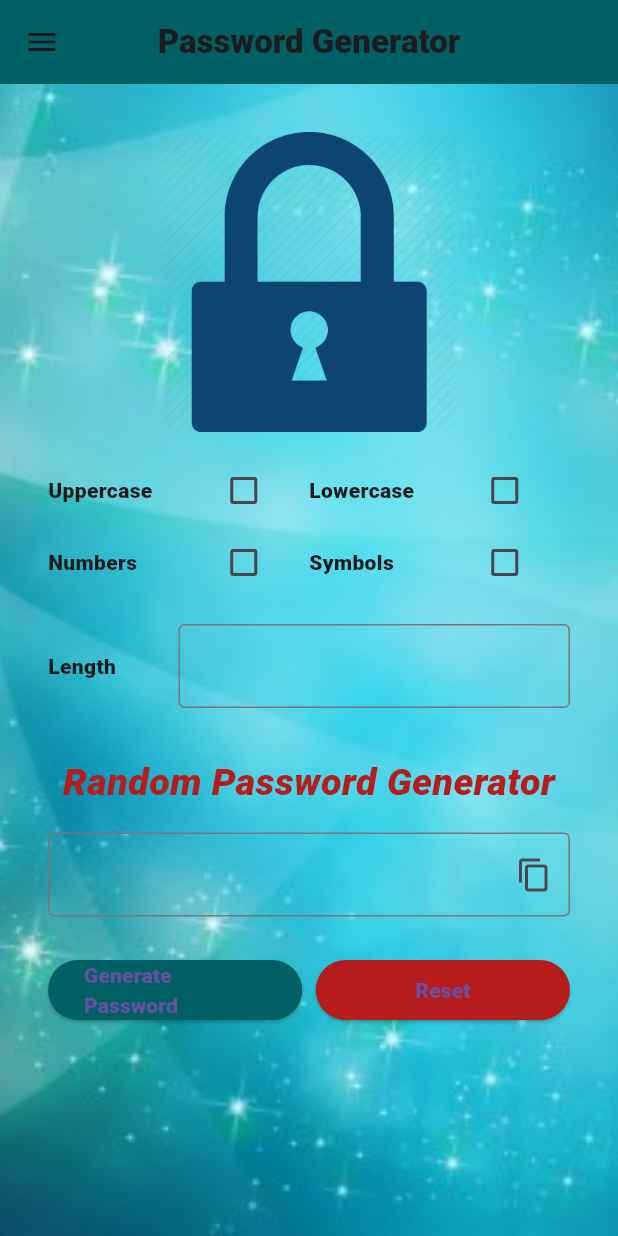
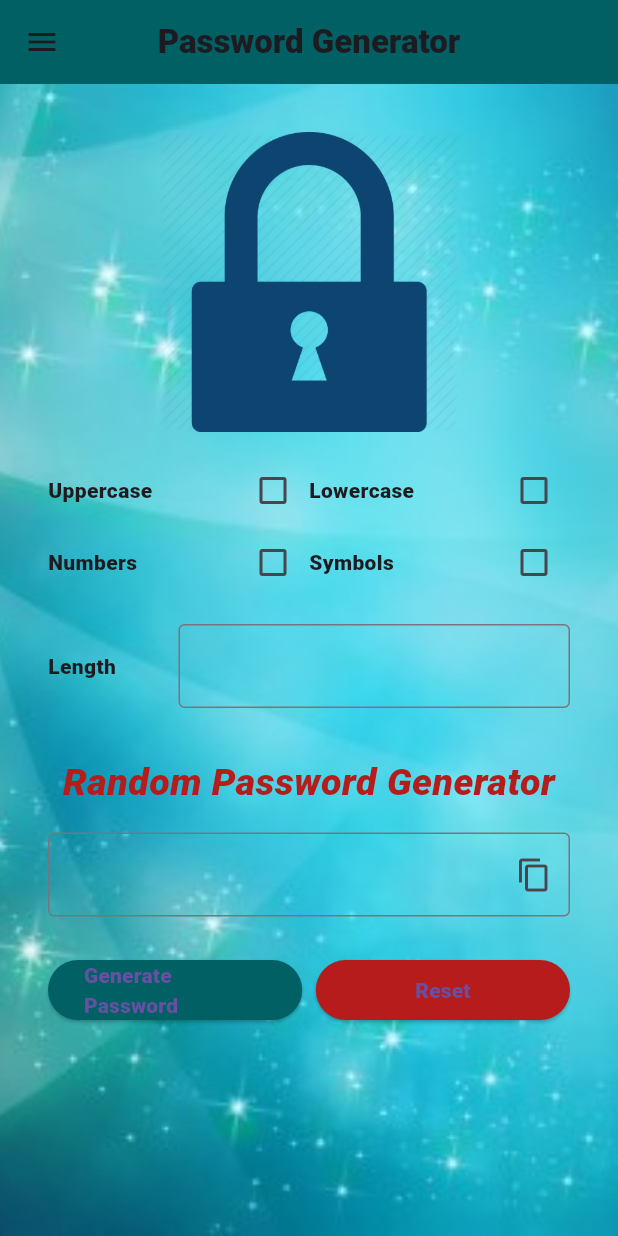
Before and after one commit to janhavinaik83/Password-Generator-App, a Flutter app: the screen it shows after launch, after a tap on "Generate Password", on a phone screen of 412 x 824 dp. Run offline on Flutter 3.47's test engine with Material 3 defaults, Android fonts, the phone set to English and light mode, and no system bars; our stand-ins replace fluttertoast.

Commit message:
Update main.dart

```diff
--- a/lib/main.dart
+++ b/lib/main.dart
@@ -1,10 +1,11 @@
-
 import 'dart:math';
 
 import 'package:flutter/material.dart';
 import 'package:flutter/services.dart';
 import 'package:fluttertoast/fluttertoast.dart';
 import 'package:password_generator_app/user.dart';
+
+
 
 void main() {
   runApp(MyApp());
@@ -16,34 +17,24 @@ class MyApp extends StatefulWidget {
 }
 
 class _MyAppState extends State<MyApp> {
-  int _selected = 0;
-  void changeselected(int index) {
-    setState(() {
-      _selected = index;
-    });
-  }
-
   bool isChecked = false;
   bool iChecked = false;
   bool issChecked = false;
   bool isssChecked = false;
-  TextEditingController length = TextEditingController();
-  final controller = TextEditingController();
+  TextEditingController lengthController = TextEditingController();
+  final TextEditingController passwordController = TextEditingController();
 
   @override
   void dispose() {
-    controller.dispose();
+    lengthController.dispose();
+    passwordController.dispose();
     super.dispose();
   }
 
   @override
   Widget build(BuildContext context) {
     return MaterialApp(
-
       home: Scaffold(
-
-          //backgroundColor: Color(0xFFFF57AC),
-          //Color(0xFFFF6D91),
         appBar: AppBar(
           backgroundColor: Color(0xFF006064),
           title: Text("Password Generator"),
@@ -51,98 +42,89 @@ class _MyAppState extends State<MyApp> {
         ),
         body: Container(
           decoration: BoxDecoration(
-              image: new DecorationImage(image: new AssetImage("images/img45.jpg"),
-              fit: BoxFit.cover,),
-
+            image: DecorationImage(
+              image: AssetImage("images/img45.jpg"),
+              fit: BoxFit.cover,
             ),
-
+          ),
           padding: EdgeInsets.all(32),
-            child:ListView(
+          child: ListView(
             children: [
               Column(
-
                 children: [
-                Image(image: new AssetImage('images/passy.jpg'),width:200,
-                height:200),
-                const SizedBox(
-                      height: 15,
-                    ),
+                  Image.asset('images/passy.jpg', width: 200, height: 200),
+                  const SizedBox(height: 15),
                   Row(
                     children: [
-                    Expanded(child: Text("Uppercase",
-                   // style:TextStyle(fontFamily: "Roboto",
-                   //fontWeight: FontWeight.w700 ,fontSize: 8))),
-                    )),
-                    Expanded(
-                        child: Checkbox(
-                            value: this.isChecked,
+                      Expanded(child: Text("Uppercase")),
+                      Checkbox(
+                        value: isChecked,
                         onChanged: (bool? value) {
                           setState(() {
-                                this.isChecked = value!;
+                            isChecked = value!;
                           });
-                            })),
+                        },
+                      ),
                       Expanded(child: Text("Lowercase")),
-                    Expanded(
-                        child: Checkbox(
-                            value: this.iChecked,
+                      Checkbox(
+                        value: iChecked,
                         onChanged: (bool? value) {
                           setState(() {
-                                this.iChecked = value!;
+                            iChecked = value!;
                           });
-                            })),
+                        },
+                      ),
                     ],
                   ),
                   Row(
                     children: [
                       Expanded(child: Text("Numbers")),
-                    Expanded(
-                        child: Checkbox(
-                            value: this.issChecked,
+                      Checkbox(
+                        value: issChecked,
                         onChanged: (bool? value) {
                           setState(() {
-                                this.issChecked = value!;
+                            issChecked = value!;
                           });
-                            })),
+                        },
+                      ),
                       Expanded(child: Text("Symbols")),
-                    Expanded(
-                        child: Checkbox(
-                            value: this.isssChecked,
+                      Checkbox(
+                        value: isssChecked,
                         onChanged: (bool? value) {
                           setState(() {
-                                this.isssChecked = value!;
+                            isssChecked = value!;
                           });
-                            })),
+                        },
+                      ),
                     ],
                   ),
                   Row(
                     children: [
-                    Expanded(flex: 1,
-
-                     child: Text("Length")),
-                    const SizedBox(
-                      height: 90,
-                    ),
+                      Expanded(child: Text("Length")),
+                      const SizedBox(height: 90),
                       Expanded(
                         flex: 3,
                         child: TextFormField(
                           decoration: InputDecoration(
                             border: OutlineInputBorder(),
                           ),
-                          controller: length,
-                        )),
+                          controller: lengthController,
+                        ),
+                      ),
                     ],
                   ),
-                const SizedBox(
-                  height: 15,
+                  const SizedBox(height: 15),
+                  Text(
+                    "Random Password Generator",
+                    style: TextStyle(
+                      fontSize: 25,
+                      color: Color(0xFFB71C1C),
+                      fontStyle: FontStyle.italic,
                     ),
-                Text("Random Password Generator",
-                style:TextStyle(fontSize: 25,color: Color(0xFFB71C1C),
-                fontStyle: FontStyle.italic),),
-                const SizedBox(
-                  height: 15,
                   ),
+                  const SizedBox(height: 15),
                   TextField(
-                    controller: controller,
+                    controller: passwordController,
                     readOnly: true,
                     enableInteractiveSelection: false,
                     decoration: InputDecoration(
@@ -150,136 +132,124 @@ class _MyAppState extends State<MyApp> {
                       suffixIcon: IconButton(
                         icon: Icon(Icons.copy),
                         onPressed: () {
-                              final data = ClipboardData(text: controller.text);
+                          final data = ClipboardData(text: passwordController.text);
                           Clipboard.setData(data);
 
                           Fluttertoast.showToast(
                             msg: "Copied",
                             backgroundColor: Colors.red,
-                                  textColor: Colors.white);
-                            }))),
-                const SizedBox(
-                  height: 25,
+                            textColor: Colors.white,
+                          );
+                        },
                       ),
+                    ),
+                  ),
+                  const SizedBox(height: 25),
                   Row(
                     children: [
                       Expanded(child: buildButton()),
-                    Container(width: 9.0),
+                      SizedBox(width: 9.0),
                       Expanded(
                         child: ElevatedButton(
-                      style: ElevatedButton.styleFrom(primary:
-       Color(0xFFB71C1C)),
+                          style: ElevatedButton.styleFrom(
+                            backgroundColor: Color(0xFFB71C1C),
+                          ),
                           child: Text("Reset"),
                           onPressed: () {
                             setState(() {
                               reset();
                             });
-                          }),
-                    )
-                  ],
-                )
+                          },
+                        ),
+                      ),
                     ],
                   ),
-               ]) ),
+                ],
+              ),
+            ],
+          ),
+        ),
         drawer: Drawer(
-            child: Container(decoration: BoxDecoration(
-              image: new DecorationImage(image: new AssetImage("images/drawerback.jpg"),
-              fit: BoxFit.cover,),
+          child: Container(
+            decoration: BoxDecoration(
+              image: DecorationImage(
+                image: AssetImage("images/drawerback.jpg"),
+                fit: BoxFit.cover,
+              ),
             ),
             child: Builder(
-
-              builder: (context) => Container(
-
-
-                  child: ListView(
+              builder: (context) => ListView(
                 padding: EdgeInsets.zero,
                 children: <Widget>[
-
                   DrawerHeader(
-
-                    child:Container(
-
-                      padding: EdgeInsets.only(top:20),
-                      child:Text("You deserve to get hacked if your password is your name!!",
-                      style: TextStyle(color: Color(0xFFB71C1C),
+                    child: Container(
+                      padding: EdgeInsets.only(top: 20),
+                      child: Text(
+                        "You deserve to get hacked if your password is your name!!",
+                        style: TextStyle(
+                          color: Color(0xFFB71C1C),
                           fontSize: 23,
                         ),
                       ),
-
-
-                    )  ),
+                    ),
+                  ),
                   ListTile(
                     trailing: Icon(Icons.password_rounded),
-                      title: Text("User choice password",style: TextStyle(
-                      fontSize: 15,
-                      ),),
+                    title: Text(
+                      "User choice password",
+                      style: TextStyle(fontSize: 15),
+                    ),
                     onTap: () {
-                        setState(() {
                       Navigator.push(
                         context,
-                            MaterialPageRoute(builder: (context) {
-                              return UserChoice("User Choice Password");
-                            }),
+                        MaterialPageRoute(
+                          builder: (context) => UserChoice("User Choice Password"),
+                        ),
                       );
-                        });
-                      }),
-
-
+                    },
+                  ),
                 ],
-              )),
               ),
             ),
-    )));
+          ),
+        ),
+      ),
+    );
   }
 
-  String generatePassword({
-    bool hasLetters = true,
-    bool hasnumbers = true,
-    bool hasSpecial = true,
-  }) {
+  String generatePassword() {
     String chars = '';
-    final lengths = int.parse(length.text);
+    final lengths = int.tryParse(lengthController.text) ?? 0;
     final letterlower = 'abcdefghijklmnopqrstuvwxyz';
     final letterupper = 'ABCDEFGHIJKLMNOPQRSTUVWXYZ';
     final numbers = '0123456789';
     final special = '@#\$%&*!+=-?/^[]{}<>,.()';
 
-    if (iChecked == true) {
-      chars += '$letterlower';
-    }
-    ;
-    if (isChecked == true) {
-      chars += '$letterupper';
-    }
-    ;
-    if (issChecked == true) {
-      chars += '$numbers';
-    }
-    ;
-    if (isssChecked == true) {
-      chars += ' $special';
-    }
-    ;
+    if (iChecked) chars += letterlower;
+    if (isChecked) chars += letterupper;
+    if (issChecked) chars += numbers;
+    if (isssChecked) chars += special;
+
+    if (chars.isEmpty) return '';
 
     return List.generate(lengths, (index) {
       final indexRandom = Random.secure().nextInt(chars.length);
       return chars[indexRandom];
-    }).toSet().join('');
+    }).join('');
   }
 
   void reset() {
-    length.text = '';
-    controller.text = '';
+    lengthController.text = '';
+    passwordController.text = '';
   }
 
   Widget buildButton() {
     return ElevatedButton(
-      style: ElevatedButton.styleFrom(primary:
-       Color(0xFF006064)),
+      style: ElevatedButton.styleFrom(backgroundColor: Color(0xFF006064)),
       child: Text("Generate Password"),
       onPressed: () {
         final password = generatePassword();
-        controller.text = password;
+        passwordController.text = password;
       },
     );
   }
```
Lines whose indentation alone changed are shown as unchanged.
